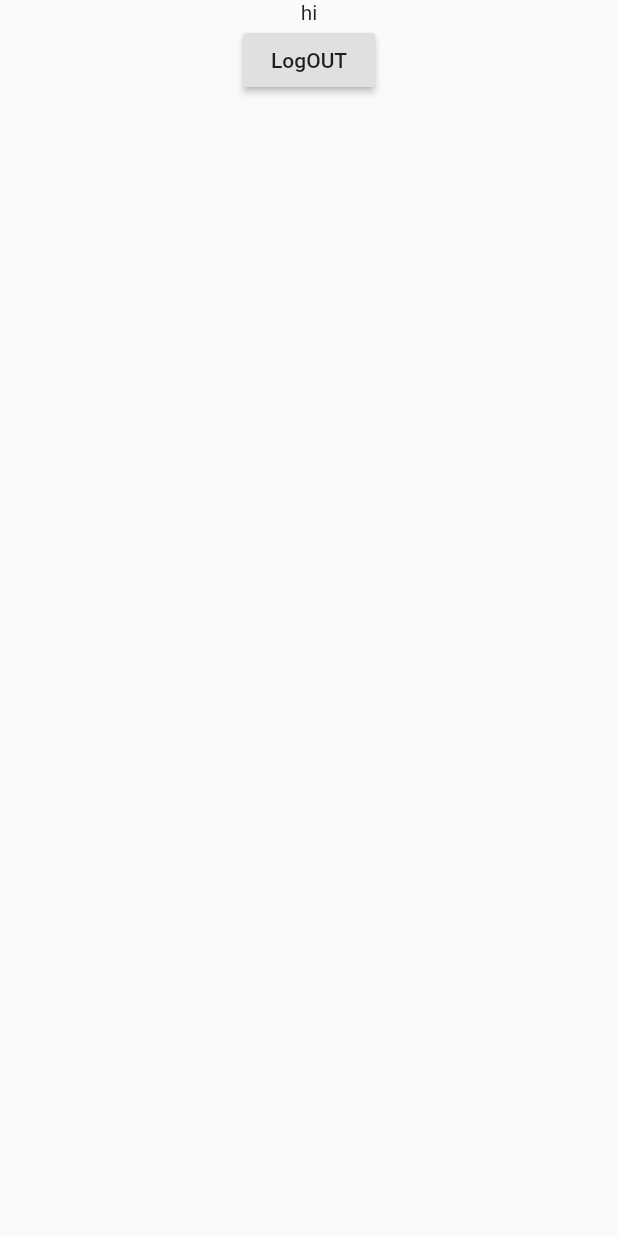
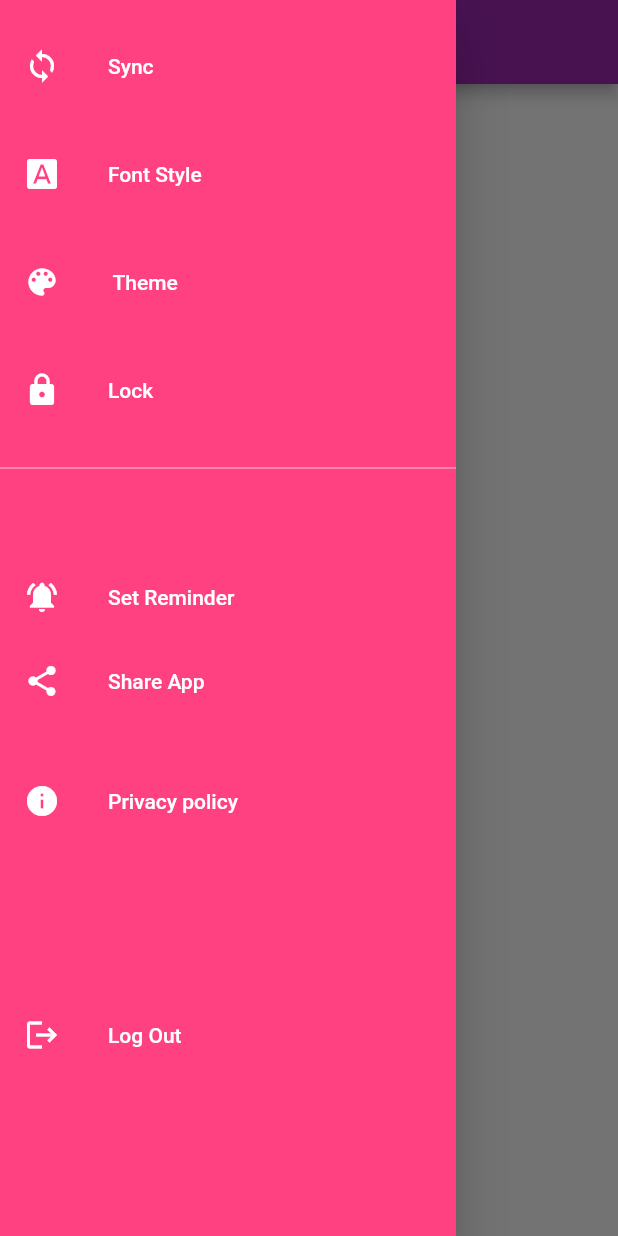
Before and after one commit to Akhil-ps-dev/login_screen, a Flutter app: the HomeScreen screen opened directly, with the side drawer open (before the commit the screen has no drawer), on a phone screen of 412 x 824 dp. Run offline on Flutter 3.47's test engine with Material 2 defaults, Android fonts, the phone set to English and light mode, and no system bars; our stand-ins replace cloud_firestore, firebase_auth, font_awesome_flutter, google_sign_in; accounts and stored records are empty.

```diff
--- a/lib/main.dart
+++ b/lib/main.dart
@@ -35,21 +35,20 @@ class _HomePageState extends State<HomePage> {
   @override
   Widget build(BuildContext context) {
     return Scaffold(
+      drawer: HomeScreen(
+
+      ),
       body: StreamBuilder(
         stream: _auth.onAuthStateChanged,
         builder: (ctx, AsyncSnapshot<FirebaseUser> snapshot) {
           if (snapshot.hasData) {
             FirebaseUser user = snapshot.data;
-
             if (user != null) {
               return HomeScreen();
-
             } else {
-              return  LoginScreen();
-
+              return LoginScreen();
             }
           }
-
           return LoginScreen();
         },
       ),
--- /dev/null
+++ b/lib/screen/Navigaton_drawer.dart
@@ -0,0 +1,132 @@
+import 'package:firebase_auth/firebase_auth.dart';
+import 'package:flutter/material.dart';
+import 'package:untitled/settings%20navigator%20page/people.dart';
+
+class NavigationDrawerWidget extends StatefulWidget {
+  const NavigationDrawerWidget({Key? key}) : super(key: key);
+
+  @override
+  _NavigationDrawerWidgetState createState() => _NavigationDrawerWidgetState();
+}
+
+class _NavigationDrawerWidgetState extends State<NavigationDrawerWidget> {
+  final padding = EdgeInsets.symmetric(horizontal: 20);
+
+  @override
+  Widget build(BuildContext context) {
+    return Drawer(
+      child: Material(
+        color: Colors.pinkAccent,
+        child: ListView(
+          children: [
+            const SizedBox(height: 16),
+            buildMenuItem(
+              text: 'Sync',
+              icon: Icons.sync,
+              onClicked: () => selectedItem(context, 0),
+            ),
+            const SizedBox(height: 16),
+            buildMenuItem(
+              text: 'Font Style',
+              icon: Icons.font_download,
+              onClicked: () => selectedItem(context, 1),
+            ),
+            const SizedBox(height: 16),
+            buildMenuItem(
+              text: ' Theme',
+              icon: Icons.color_lens,
+              onClicked: () => selectedItem(context, 2),
+            ),
+            const SizedBox(height: 16),
+            buildMenuItem(
+              text: 'Lock',
+              icon: Icons.lock,
+              onClicked: () => selectedItem(context, 3),
+            ),
+            const SizedBox(height: 16),
+            Divider(color: Colors.white70),
+            const SizedBox(height: 50),
+            buildMenuItem(
+              text: 'Set Reminder',
+              icon: Icons.notifications_active,
+              onClicked: () => selectedItem(context, 4),
+            ),
+            buildMenuItem(
+              text: 'Share App',
+              icon: Icons.share,
+              onClicked: () => selectedItem(context, 5),
+            ),
+            const SizedBox(height: 24),
+            buildMenuItem(
+              text: 'Privacy policy',
+              icon: Icons.info,
+              onClicked: () => selectedItem(context, 6),
+            ),
+            const SizedBox(height: 100),
+            buildMenuItem(
+                text: 'Log Out',
+                icon: Icons.logout,
+                onClicked: () {
+                  FirebaseAuth.instance.signOut();
+                }),
+            const SizedBox(height: 0),
+          ],
+        ),
+      ),
+    );
+  }
+
+  Widget buildMenuItem({
+    required String text,
+    required IconData icon,
+    VoidCallback? onClicked,
+  }) {
+    final color = Colors.white;
+
+    return ListTile(
+      leading: Icon(icon, color: color),
+      title: Text(text, style: TextStyle(color: color)),
+      onTap: onClicked,
+    );
+  }
+
+  void selectedItem(BuildContext context, int index) {
+    Navigator.of(context).pop();
+
+
+    switch (index) {
+      case 0:
+        Navigator.of(context)
+            .push(MaterialPageRoute(builder: (context) => People()));
+        break;
+    //   case 1:
+    //     Navigator.of(context)
+    //         .push(MaterialPageRoute(builder: (context) => People()));
+    //     break;
+    //   case 2:
+    //     Navigator.of(context)
+    //         .push(MaterialPageRoute(builder: (context) => People()));
+    //     break;
+    //   case 3:
+    //     Navigator.of(context)
+    //         .push(MaterialPageRoute(builder: (context) => People()));
+    //     break;
+    //   case 4:
+    //     Navigator.of(context)
+    //         .push(MaterialPageRoute(builder: (context) => People()));
+    //     break;
+    //   case 5:
+    //     Navigator.of(context)
+    //         .push(MaterialPageRoute(builder: (context) => People()));
+    //     break;
+    //   case 6:
+    //     Navigator.of(context)
+    //         .push(MaterialPageRoute(builder: (context) => People()));
+    //     break;
+    //   case 7:
+    //     Navigator.of(context)
+    //         .push(MaterialPageRoute(builder: (context) => People()));
+    //
+    }
+  }
+}
--- a/lib/screen/home_screen.dart
+++ b/lib/screen/home_screen.dart
@@ -1,31 +1,19 @@
-import 'package:firebase_auth/firebase_auth.dart';
 import 'package:flutter/material.dart';
 
-class HomeScreen extends StatefulWidget {
-  const HomeScreen({Key? key}) : super(key: key);
+import 'Navigaton_drawer.dart';
 
-  @override
-  _HomeScreenState createState() => _HomeScreenState();
-}
-
-class _HomeScreenState extends State<HomeScreen> {
+class HomeScreen extends StatelessWidget {
   @override
   Widget build(BuildContext context) {
-    return Container(
-      margin: EdgeInsets.only(),
-      child: Center(
-        child: Column(
-          children: [
-            Text("hi"),
-            RaisedButton(
-              onPressed: () {
-                FirebaseAuth.instance.signOut();
-              },
-              child: Text("LogOUT"),
-            )
-          ],
-        ),
+    return Scaffold(
+      drawer: NavigationDrawerWidget(),
+      appBar: AppBar(
+        title: Text("HomePage"),
+        centerTitle: true,
+        backgroundColor: Colors.purple,
       ),
+
+
     );
   }
 }
--- /dev/null
+++ b/lib/settings navigator page/people.dart
@@ -0,0 +1,19 @@
+import 'package:flutter/material.dart';
+import 'package:untitled/main.dart';
+
+class People extends StatelessWidget {
+  @override
+  Widget build(BuildContext context) {
+    return Scaffold(
+      drawer: HomePage(),
+      appBar: AppBar(
+        title: Text("Sync"),
+
+        centerTitle: true,
+        backgroundColor: Colors.red,
+      ),
+
+
+    );
+  }
+}
```
